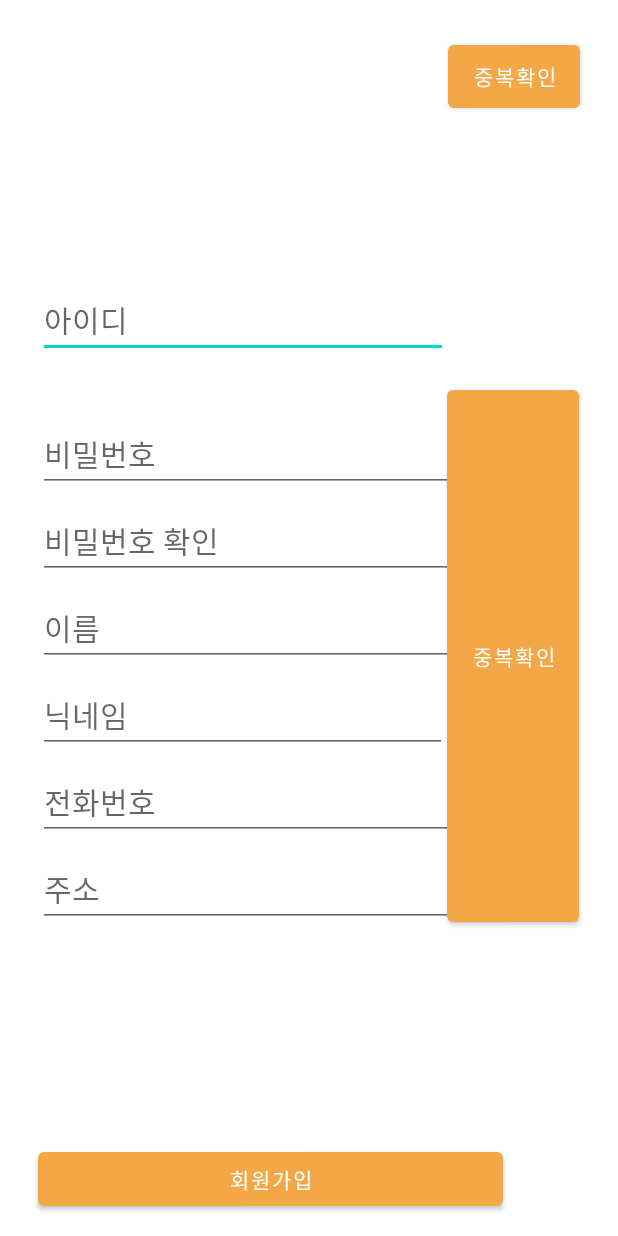
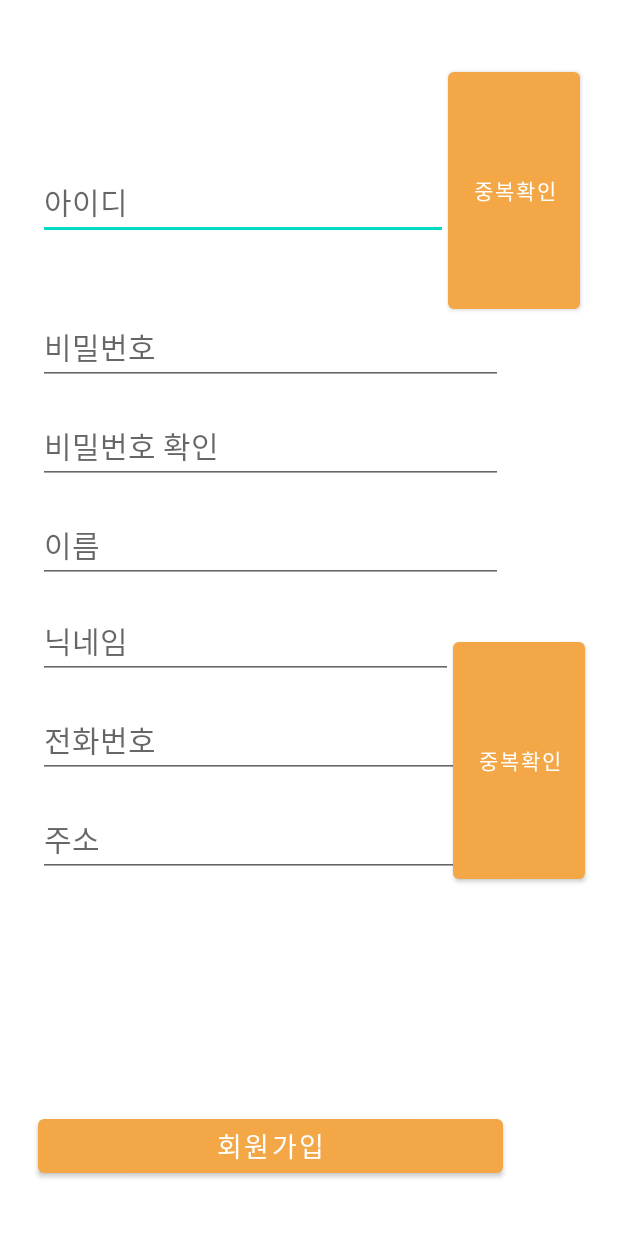
Before and after one commit to JaewookYeon/Hanium_demo, an Android app: the RegisterActivity screen opened directly, with no data from a screen before it, on a phone screen of 412 x 824 dp. Run offline under Robolectric (Android 15) with nearby library versions, the phone set to English and light mode, and no system bars; our stand-ins replace Volley; network calls fail.

Commit message:
레이아웃 수정

```diff
--- a/app/src/main/res/layout/activity_locker.xml
+++ b/app/src/main/res/layout/activity_locker.xml
@@ -12,9 +12,9 @@
         android:layout_height="wrap_content"
         android:layout_margin="10dp"
         android:ems="10"
-        android:hint="비밀번호를 입력하세요 "
         android:fontFamily="@font/nanumsquareneoregular"
         android:gravity="center"
+        android:hint="비밀번호를 입력하세요 "
         android:inputType="textPassword"
         android:paddingTop="30sp"
         android:textAppearance="@style/TextAppearance.AppCompat.Display1" />
@@ -162,8 +162,8 @@
 
     <Button
         android:id="@+id/btn_ok"
-        android:layout_width="match_parent"
-        android:layout_height="match_parent"
+        android:layout_width="337dp"
+        android:layout_height="160dp"
         android:layout_marginLeft="10dp"
         android:layout_marginTop="10dp"
         android:layout_marginRight="10dp"
--- a/app/src/main/res/layout/activity_login.xml
+++ b/app/src/main/res/layout/activity_login.xml
@@ -11,13 +11,14 @@
         android:layout_width="wrap_content"
         android:layout_height="wrap_content"
         android:layout_marginStart="8dp"
-        android:layout_marginTop="108dp"
+        android:layout_marginTop="144dp"
         android:layout_marginEnd="8dp"
         android:ems="10"
         android:hint="아이디"
         android:inputType="text"
         android:textAppearance="@style/TextAppearance.AppCompat.Large"
         app:layout_constraintEnd_toEndOf="parent"
+        app:layout_constraintHorizontal_bias="0.517"
         app:layout_constraintStart_toStartOf="parent"
         app:layout_constraintTop_toTopOf="parent" />
 
--- a/app/src/main/res/layout/activity_register.xml
+++ b/app/src/main/res/layout/activity_register.xml
@@ -20,7 +20,8 @@
         app:layout_constraintBottom_toTopOf="@+id/btn_register"
         app:layout_constraintEnd_toStartOf="@+id/btn_doubleCheck"
         app:layout_constraintStart_toStartOf="parent"
-        app:layout_constraintTop_toTopOf="parent" />
+        app:layout_constraintTop_toTopOf="parent"
+        app:layout_constraintVertical_bias="0.272" />
 
     <EditText
         android:id="@+id/et_pass"
@@ -36,13 +37,13 @@
         app:layout_constraintHorizontal_bias="0.0"
         app:layout_constraintStart_toStartOf="@+id/et_id"
         app:layout_constraintTop_toBottomOf="@+id/et_id"
-        app:layout_constraintVertical_bias="0.212" />
+        app:layout_constraintVertical_bias="0.175" />
 
     <EditText
         android:id="@+id/et_pass2"
         android:layout_width="310dp"
         android:layout_height="50dp"
-        android:layout_marginTop="8dp"
+        android:layout_marginTop="16dp"
         android:ems="10"
         android:hint="비밀번호 확인"
         android:inputType="textPassword"
@@ -55,7 +56,7 @@
         android:id="@+id/et_name"
         android:layout_width="310dp"
         android:layout_height="50dp"
-        android:layout_marginTop="8dp"
+        android:layout_marginTop="16dp"
         android:ems="10"
         android:hint="이름"
         android:inputType="text"
@@ -67,9 +68,9 @@
     <EditText
         android:id="@+id/et_nickname"
         android:layout_width="0dp"
-        android:layout_height="50dp"
+        android:layout_height="48dp"
         android:layout_marginStart="25dp"
-        android:layout_marginTop="8dp"
+        android:layout_marginTop="16dp"
         android:ems="10"
         android:hint="닉네임"
         android:inputType="text"
@@ -82,7 +83,7 @@
         android:id="@+id/et_phone"
         android:layout_width="310dp"
         android:layout_height="50dp"
-        android:layout_marginTop="8dp"
+        android:layout_marginTop="16dp"
         android:ems="10"
         android:hint="전화번호"
         android:inputType="text"
@@ -96,7 +97,7 @@
         android:id="@+id/et_address"
         android:layout_width="310dp"
         android:layout_height="50dp"
-        android:layout_marginTop="8dp"
+        android:layout_marginTop="16dp"
         android:ems="10"
         android:hint="주소"
         android:inputType="text"
@@ -108,41 +109,39 @@
         android:id="@+id/btn_register"
         android:layout_width="0dp"
         android:layout_height="wrap_content"
-        android:layout_marginBottom="14dp"
+        android:layout_marginBottom="36dp"
         android:text="회원가입"
+        android:textSize="18sp"
         app:layout_constraintBottom_toBottomOf="parent"
         app:layout_constraintEnd_toEndOf="@+id/et_address"
-        app:layout_constraintHorizontal_bias="0.0"
-        app:layout_constraintStart_toStartOf="@+id/et_address"
-        app:layout_constraintTop_toBottomOf="@+id/btn_doubleCheck2"
-        app:layout_constraintVertical_bias="0.997" />
+        app:layout_constraintHorizontal_bias="1.0"
+        app:layout_constraintStart_toStartOf="@+id/et_address" />
 
     <Button
         android:id="@+id/btn_doubleCheck"
         android:layout_width="wrap_content"
-        android:layout_height="54dp"
-        android:layout_marginTop="24dp"
+        android:layout_height="0dp"
+        android:layout_marginTop="42dp"
         android:layout_marginEnd="25dp"
-        android:layout_marginBottom="8dp"
+        android:layout_marginBottom="210dp"
         android:text="중복확인"
-        app:layout_constraintBottom_toTopOf="@+id/et_pass"
+        app:layout_constraintBottom_toTopOf="@+id/btn_doubleCheck2"
         app:layout_constraintEnd_toEndOf="parent"
         app:layout_constraintHorizontal_bias="0.0"
         app:layout_constraintStart_toEndOf="@+id/et_id"
         app:layout_constraintTop_toTopOf="parent"
-        app:layout_constraintVertical_bias="0.0" />
+        app:layout_constraintVertical_bias="0.657" />
 
     <Button
         android:id="@+id/btn_doubleCheck2"
         android:layout_width="wrap_content"
         android:layout_height="0dp"
-        android:layout_marginTop="254dp"
-        android:layout_marginEnd="26dp"
-        android:layout_marginBottom="141dp"
+        android:layout_marginEnd="22dp"
+        android:layout_marginBottom="232dp"
         android:text="중복확인"
-        app:layout_constraintBottom_toTopOf="@+id/btn_register"
+        app:layout_constraintBottom_toBottomOf="parent"
         app:layout_constraintEnd_toEndOf="parent"
         app:layout_constraintStart_toEndOf="@+id/et_nickname"
-        app:layout_constraintTop_toTopOf="parent" />
+        app:layout_constraintTop_toBottomOf="@+id/btn_doubleCheck" />
 
 </androidx.constraintlayout.widget.ConstraintLayout>
```
Also changed, not shown: app/src/main/res/layout/frag1.xml (+6 -5 lines), app/src/main/res/layout/frag3.xml (+5 -4 lines).
